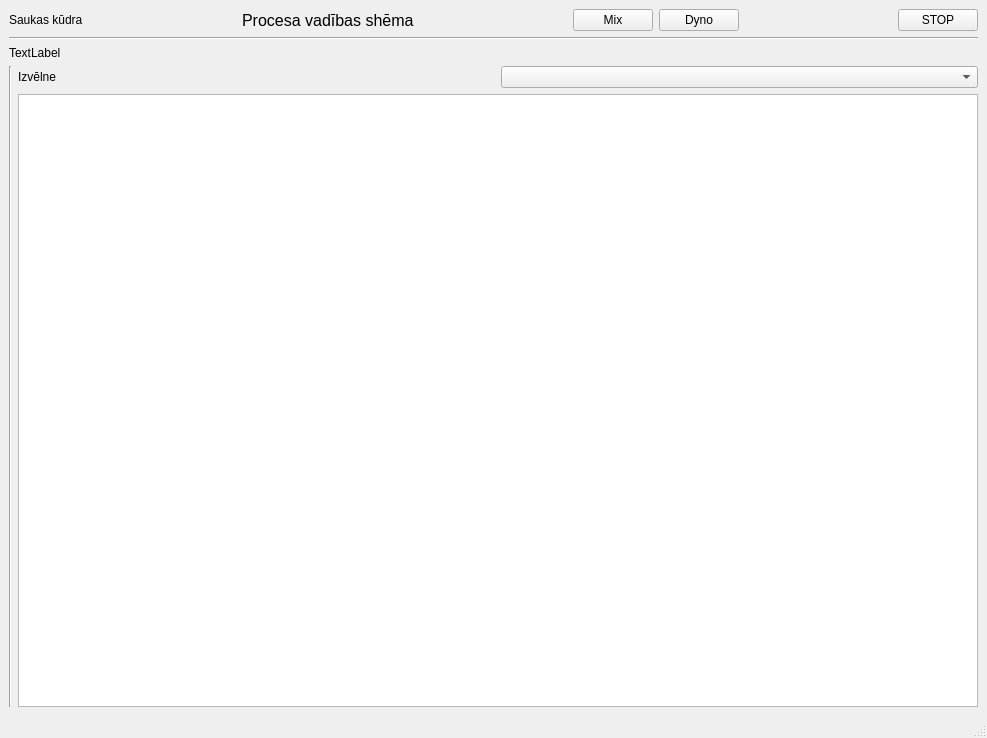
Old version of the form mainwindow.ui in the repository kasarkonic/Sauka1.
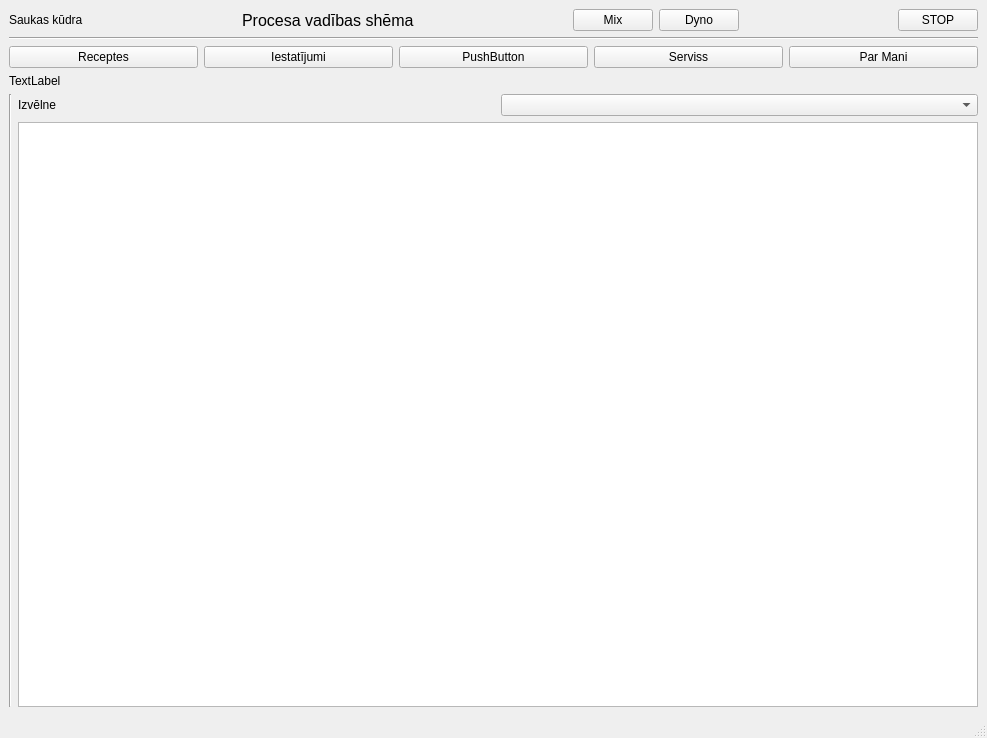
New version of the form.

The edit to the form file:
```diff
--- a/mainwindow.ui
+++ b/mainwindow.ui
@@ -14,7 +14,7 @@
    <string>MainWindow</string>
   </property>
   <widget class="QWidget" name="centralwidget">
-   <layout class="QVBoxLayout" name="verticalLayout_2" stretch="1,0,0,25">
+   <layout class="QVBoxLayout" name="verticalLayout_2" stretch="1,0,0,0,25">
     <item>
      <layout class="QHBoxLayout" name="horizontalLayout" stretch="0,0,0,0,0,0,0,0">
       <item>
@@ -105,6 +105,49 @@
       </property>
      </widget>
     </item>
+    <item>
+     <layout class="QVBoxLayout" name="verticalLayout_3">
+      <item>
+       <layout class="QHBoxLayout" name="horizontalLayout_4">
+        <item>
+         <widget class="QPushButton" name="pushButton_Recipes">
+          <property name="text">
+           <string>Receptes</string>
+          </property>
+         </widget>
+        </item>
+        <item>
+         <widget class="QPushButton" name="pushButton_Settings">
+          <property name="text">
+           <string>Iestatījumi</string>
+          </property>
+         </widget>
+        </item>
+        <item>
+         <widget class="QPushButton" name="pushButton_4">
+          <property name="text">
+           <string>PushButton</string>
+          </property>
+         </widget>
+        </item>
+        <item>
+         <widget class="QPushButton" name="pushButton_Service">
+          <property name="text">
+           <string>Serviss</string>
+          </property>
+         </widget>
+        </item>
+        <item>
+         <widget class="QPushButton" name="pushButton_about">
+          <property name="text">
+           <string>Par Mani</string>
+          </property>
+         </widget>
+        </item>
+       </layout>
+      </item>
+     </layout>
+    </item>
     <item>
      <widget class="QLabel" name="label_2">
       <property name="text">
```
Left out of the diff: 2 changed lines with no effect on the pictures.
